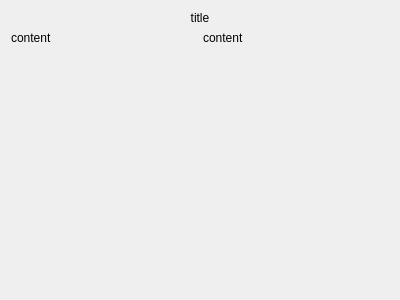
This is qtlearnings/paramconfig/cdevicepreview.ui in ldhshao/mylearnings as Qt 5 draws it before an edit. The edited form follows.
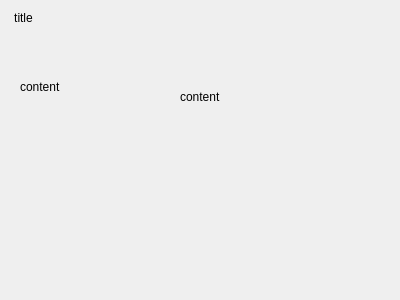
This is the edited form.

```diff
--- a/qtlearnings/paramconfig/cdevicepreview.ui
+++ b/qtlearnings/paramconfig/cdevicepreview.ui
@@ -13,9 +13,15 @@
   <property name="windowTitle">
    <string>Form</string>
   </property>
-  <layout class="QVBoxLayout" name="verticalLayout">
-   <item>
     <widget class="QLabel" name="label_title">
+   <property name="geometry">
+    <rect>
+     <x>9</x>
+     <y>9</y>
+     <width>29</width>
+     <height>17</height>
+    </rect>
+   </property>
      <property name="sizePolicy">
       <sizepolicy hsizetype="Preferred" vsizetype="Fixed">
        <horstretch>0</horstretch>
@@ -29,21 +35,15 @@
       <set>Qt::AlignCenter</set>
      </property>
     </widget>
-   </item>
-   <item>
-    <layout class="QHBoxLayout" name="horizontalLayout">
-     <item>
-      <widget class="QLabel" name="label_content1">
-       <property name="text">
-        <string>content</string>
-       </property>
-       <property name="alignment">
-        <set>Qt::AlignLeading|Qt::AlignLeft|Qt::AlignTop</set>
-       </property>
-      </widget>
-     </item>
-     <item>
       <widget class="QLabel" name="label_content2">
+   <property name="geometry">
+    <rect>
+     <x>180</x>
+     <y>90</y>
+     <width>54</width>
+     <height>17</height>
+    </rect>
+   </property>
        <property name="text">
         <string>content</string>
        </property>
@@ -51,10 +51,22 @@
         <set>Qt::AlignLeading|Qt::AlignLeft|Qt::AlignTop</set>
        </property>
       </widget>
-     </item>
-    </layout>
-   </item>
-  </layout>
+  <widget class="QLabel" name="label_content1">
+   <property name="geometry">
+    <rect>
+     <x>20</x>
+     <y>80</y>
+     <width>114</width>
+     <height>17</height>
+    </rect>
+   </property>
+   <property name="text">
+    <string>content</string>
+   </property>
+   <property name="alignment">
+    <set>Qt::AlignLeading|Qt::AlignLeft|Qt::AlignTop</set>
+   </property>
+  </widget>
  </widget>
  <resources/>
  <connections/>
```
Lines whose indentation alone changed are shown as unchanged.
